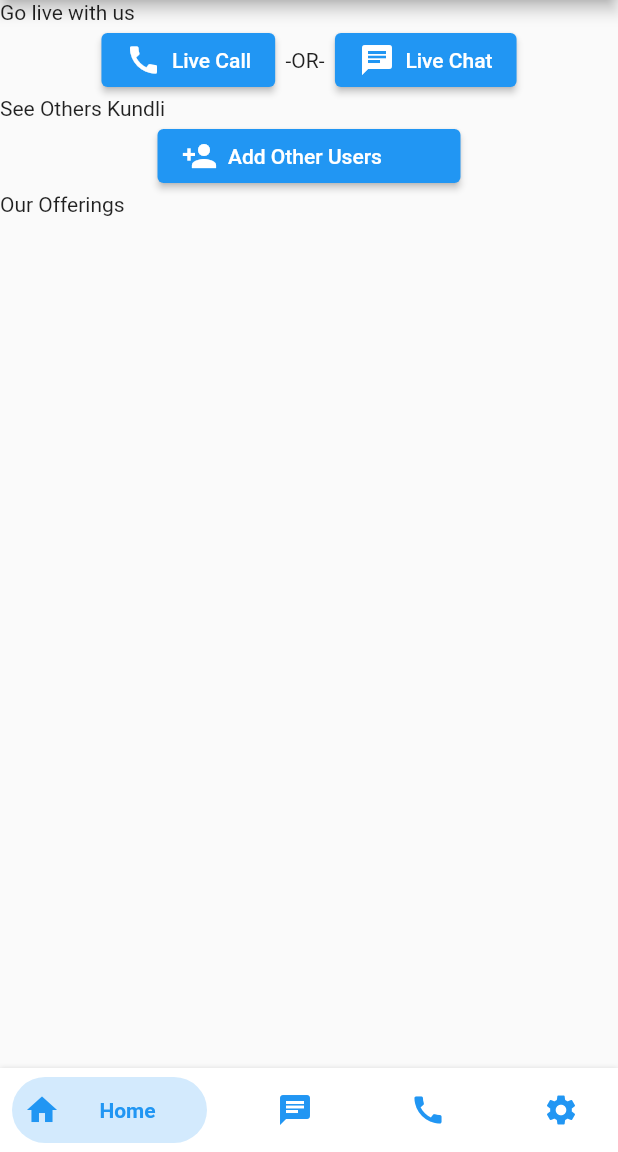
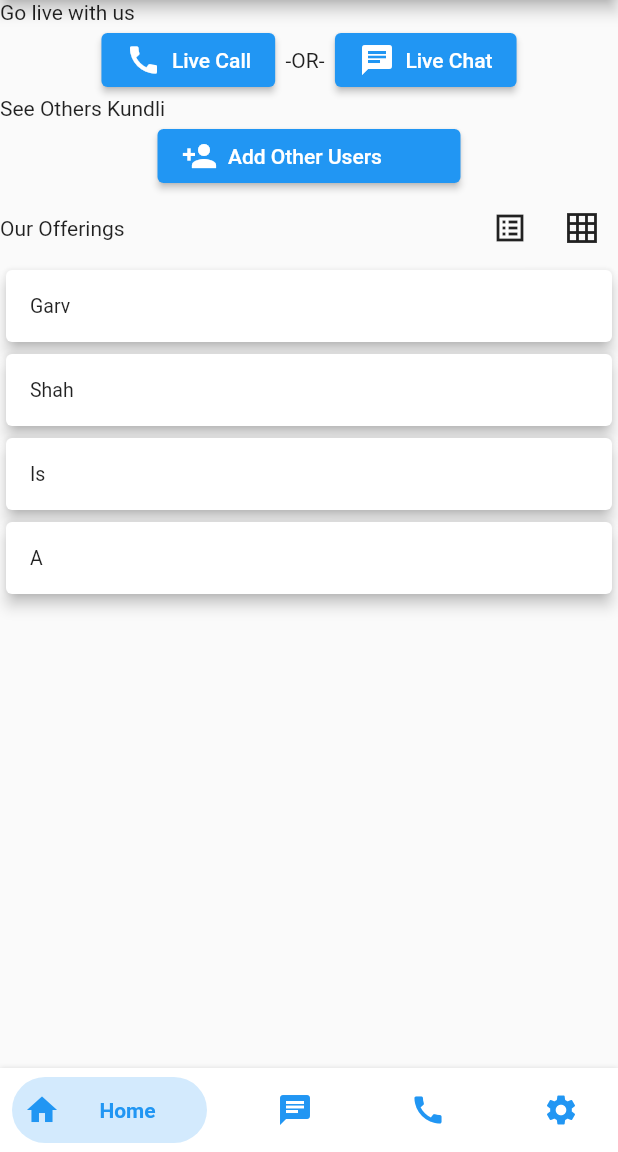
Before and after one commit to Deathstar427/AstroBuddy, a Flutter app: the screen it shows after launch, on a phone screen of 412 x 824 dp, the part 84-1236 px from its top. Run offline on Flutter 3.47's test engine with Material 2 defaults, Android fonts, the phone set to English and light mode, and no system bars; drawn by our look-alikes of bottom_navy_bar.

Commit message:
add list and grid view

```diff
--- a/lib/home1.dart
+++ b/lib/home1.dart
@@ -1,6 +1,12 @@
 import 'package:flutter/material.dart';
 
-class HomePage extends StatelessWidget {
+class HomePage extends StatefulWidget {
+  @override
+  State<StatefulWidget> createState() => _HomePage();
+}
+
+class _HomePage extends State<HomePage> {
+  int x = 0;
   @override
   Widget build(BuildContext context) {
     return Scaffold(
@@ -9,24 +15,182 @@ class HomePage extends StatelessWidget {
           centerTitle: true,
           title: Text("AstroBuddy"),
           actions: [
-      IconButton(onPressed: (){}, icon: Icon(Icons.credit_card,),)
+            IconButton(
+              onPressed: () {},
+              icon: Icon(
+                Icons.credit_card,
+              ),
+            )
           ],
         ),
-      body: Column(children: [Container(child:Text("Go live with us"), alignment: Alignment.bottomLeft,),
-      Container(child: Row(children: [ElevatedButton(onPressed: (){}, child:Row(children:[Icon(Icons.call),Text("  "), Text("Live Call"),]),),
-      Text("  "),Text("-OR-"),Text("  "),
-      ElevatedButton(onPressed: (){}, child:Row(children:[Icon(Icons.chat),Text("  "), Text("Live Chat"),],),),], mainAxisAlignment: MainAxisAlignment.center,
-
+        body: SingleChildScrollView(
+            child: Column(
+          children: [
+            Container(
+              child: Text("Go live with us"),
+              alignment: Alignment.bottomLeft,
+            ),
+            Container(
+              child: Row(
+                children: [
+                  ElevatedButton(
+                    onPressed: () {},
+                    child: Row(children: [
+                      Icon(Icons.call),
+                      Text("  "),
+                      Text("Live Call"),
+                    ]),
+                  ),
+                  Text("  "),
+                  Text("-OR-"),
+                  Text("  "),
+                  ElevatedButton(
+                    onPressed: () {},
+                    child: Row(
+                      children: [
+                        Icon(Icons.chat),
+                        Text("  "),
+                        Text("Live Chat"),
+                      ],
                     ),
                   ),
-      Container(child:Text("See Others Kundli"), alignment: Alignment.bottomLeft,),
-      Container(child:Center(child: ElevatedButton(onPressed: (){}, child:Row(children:[Icon(Icons.person_add),Text("  "), Text("Add Other Users"),],),),),padding: EdgeInsets.only(left:25,right:25), margin:EdgeInsets.only(left:80, right:80,),
+                ],
+                mainAxisAlignment: MainAxisAlignment.center,
               ),
-      Container(child:Text("Our Offerings"), alignment: Alignment.bottomLeft,),
+            ),
+            Container(
+              child: Text("See Others Kundli"),
+              alignment: Alignment.bottomLeft,
+            ),
+            Container(
+              child: Center(
+                child: ElevatedButton(
+                  onPressed: () {},
+                  child: Row(
+                    children: [
+                      Icon(Icons.person_add),
+                      Text("  "),
+                      Text("Add Other Users"),
+                    ],
+                  ),
+                ),
+              ),
+              padding: EdgeInsets.only(left: 25, right: 25),
+              margin: EdgeInsets.only(
+                left: 80,
+                right: 80,
+              ),
+            ),
+            Container(
+              child: Row(
+                children: <Widget>[
+                  Text("Our Offerings"),
+                  Spacer(flex: 1),
+                  IconButton(
+                    onPressed: () {
+                      setState(() {
+                        x = 0;
+                      });
+                    },
+                    icon: Icon(
+                      Icons.list_alt_sharp,
+                    ),
+                  ),
+                  IconButton(
+                    onPressed: () {
+                      setState(() {
+                        x = 1;
+                      });
+                      x = 1;
+                    },
+                    icon: Icon(
+                      Icons.grid_on_sharp,
+                    ),
+                  ),
+                ],
+              ),
+            ),
+            Container(
+              height: 500,
+              child: x == 0 ? list_view() : _gridView(),
+            )
+          ],
+        )));
+  }
+}
 
-      ],
-      )
+class list_view extends StatefulWidget {
+  @override
+  State<StatefulWidget> createState() => _list_view();
+}
+
+class _list_view extends State<list_view> {
+  int _sindex = 0;
+  List<String> item = <String>["Garv", "Shah", "Is", "A"];
+  @override
+  Widget build(BuildContext context) {
+    return ListView.builder(
+      shrinkWrap: true,
+      itemCount: item.length,
+      itemBuilder: (context, int index) {
+        final items = item[index];
+        return Card(
+            elevation: 4.0,
+            child: Column(
+                // MainAxisSize mainAxisSize = MainAxisSize.max,
+                children: <Widget>[
+                  ListTile(
+                    dense: true,
+                    title: Text(items),
+                    //selected: index == _sindex,
+                    onTap: () {
+                      setState(() {
+                        _sindex = index;
+                      });
+                    },
+                  ),
+                ]));
+      },
     );
   }
+}
 
+/*class grid extends StatefulWidget {
+  @override
+  State<StatefulWidget> createState() => _grid();
 }
+
+class _grid extends State<grid> {
+  List<String> _item = ["1", "2", "3", "4", "5", "6", "7", "8"];
+  @override
+  Widget build(BuildContext context) {
+    //List<String> items;
+    return GridView.count(
+        crossAxisCount: 2,
+        mainAxisSpacing: 5,
+        crossAxisSpacing: 5,
+        children:_item.map((values){
+          return Container(
+            alignment:Alignment.center,
+            child: Text(values)
+          )
+        })toList(),);
+  }
+}*/
+
+Widget _gridView() {
+  List<String> items = ["1", "2", "3", "4", "5", "6"];
+  return GridView.builder(
+    itemCount: items.length,
+    gridDelegate: SliverGridDelegateWithFixedCrossAxisCount(crossAxisCount: 2),
+    itemBuilder: (context, index) => Card(
+      margin: EdgeInsets.all(30.0),
+      elevation: 4.0,
+      child: GridTile(
+          child: Center(
+        // children
+        child: Text(items[index]),
+      )),
+    ),
+  );
+}
```
Also changed, not shown: pubspec.lock. Lines whose indentation alone changed are shown as unchanged.
